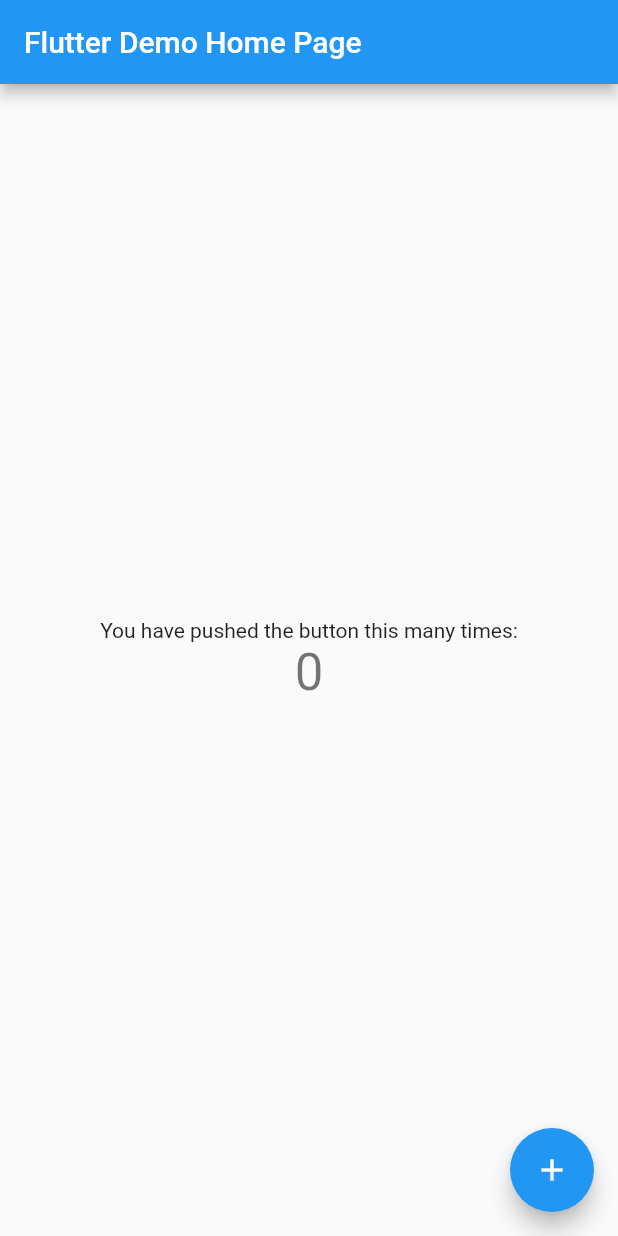
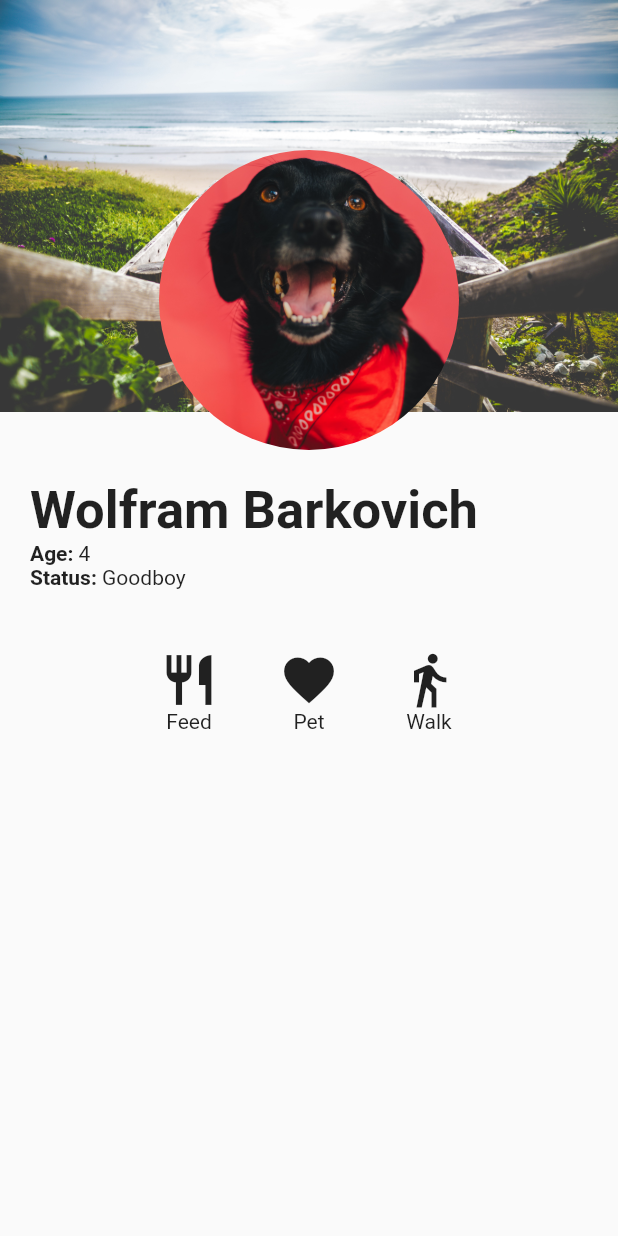
Before and after one commit to thanhtruong-agilityio/kiet-pham-flutter-training, a Flutter app: the screen it shows after launch, on a phone screen of 412 x 824 dp. Run offline on Flutter 3.47's test engine with Material 2 defaults, Android fonts, the phone set to English and light mode, and no system bars; our stand-ins replace google_fonts.

Commit message:
Placing widgets one after another

```diff
--- a/flutter_traning/chapter_04/lib/main.dart
+++ b/flutter_traning/chapter_04/lib/main.dart
@@ -1,3 +1,4 @@
+import 'package:chapter_04/profile_screen.dart';
 import 'package:flutter/material.dart';
 
 void main() {
@@ -11,6 +12,7 @@
   @override
   Widget build(BuildContext context) {
     return MaterialApp(
+      debugShowCheckedModeBanner: false,
       title: 'Flutter Demo',
       theme: ThemeData(
         // This is the theme of your application.
@@ -24,92 +26,7 @@
         // is not restarted.
         primarySwatch: Colors.blue,
       ),
-      home: const MyHomePage(title: 'Flutter Demo Home Page'),
+      home: const ProfileScreen(),
     );
   }
 }
-
-class MyHomePage extends StatefulWidget {
-  const MyHomePage({super.key, required this.title});
-
-  // This widget is the home page of your application. It is stateful, meaning
-  // that it has a State object (defined below) that contains fields that affect
-  // how it looks.
-
-  // This class is the configuration for the state. It holds the values (in this
-  // case the title) provided by the parent (in this case the App widget) and
-  // used by the build method of the State. Fields in a Widget subclass are
-  // always marked "final".
-
-  final String title;
-
-  @override
-  State<MyHomePage> createState() => _MyHomePageState();
-}
-
-class _MyHomePageState extends State<MyHomePage> {
-  int _counter = 0;
-
-  void _incrementCounter() {
-    setState(() {
-      // This call to setState tells the Flutter framework that something has
-      // changed in this State, which causes it to rerun the build method below
-      // so that the display can reflect the updated values. If we changed
-      // _counter without calling setState(), then the build method would not be
-      // called again, and so nothing would appear to happen.
-      _counter++;
-    });
-  }
-
-  @override
-  Widget build(BuildContext context) {
-    // This method is rerun every time setState is called, for instance as done
-    // by the _incrementCounter method above.
-    //
-    // The Flutter framework has been optimized to make rerunning build methods
-    // fast, so that you can just rebuild anything that needs updating rather
-    // than having to individually change instances of widgets.
-    return Scaffold(
-      appBar: AppBar(
-        // Here we take the value from the MyHomePage object that was created by
-        // the App.build method, and use it to set our appbar title.
-        title: Text(widget.title),
-      ),
-      body: Center(
-        // Center is a layout widget. It takes a single child and positions it
-        // in the middle of the parent.
-        child: Column(
-          // Column is also a layout widget. It takes a list of children and
-          // arranges them vertically. By default, it sizes itself to fit its
-          // children horizontally, and tries to be as tall as its parent.
-          //
-          // Invoke "debug painting" (press "p" in the console, choose the
-          // "Toggle Debug Paint" action from the Flutter Inspector in Android
-          // Studio, or the "Toggle Debug Paint" command in Visual Studio Code)
-          // to see the wireframe for each widget.
-          //
-          // Column has various properties to control how it sizes itself and
-          // how it positions its children. Here we use mainAxisAlignment to
-          // center the children vertically; the main axis here is the vertical
-          // axis because Columns are vertical (the cross axis would be
-          // horizontal).
-          mainAxisAlignment: MainAxisAlignment.center,
-          children: <Widget>[
-            const Text(
-              'You have pushed the button this many times:',
-            ),
-            Text(
-              '$_counter',
-              style: Theme.of(context).textTheme.headline4,
-            ),
-          ],
-        ),
-      ),
-      floatingActionButton: FloatingActionButton(
-        onPressed: _incrementCounter,
-        tooltip: 'Increment',
-        child: const Icon(Icons.add),
-      ), // This trailing comma makes auto-formatting nicer for build methods.
-    );
-  }
-}
--- /dev/null
+++ b/flutter_traning/chapter_04/lib/profile_screen.dart
@@ -0,0 +1,96 @@
+import 'package:flutter/src/widgets/container.dart';
+import 'package:flutter/src/widgets/framework.dart';
+import 'package:flutter/material.dart';
+
+class ProfileScreen extends StatelessWidget {
+  const ProfileScreen({super.key});
+
+  @override
+  Widget build(BuildContext context) {
+    return Scaffold(
+      body: Stack(
+        children: <Widget>[
+          Image.asset('assets/beach.jpeg'),
+          Transform.translate(
+            offset: Offset(0, 100),
+            child: Column(
+              children: <Widget>[
+                _buildProfileImage(context),
+                _buildProfileDetails(context),
+                _buildActions(context)
+              ],
+            ),
+          )
+        ],
+      ),
+    );
+  }
+
+  Widget _buildProfileImage(BuildContext context) {
+    return Container(
+      width: 200,
+      height: 200,
+      child: ClipOval(
+        child: Image.asset(
+          'assets/dog.jpeg',
+          fit: BoxFit.fitWidth,
+        ),
+      ),
+    );
+  }
+
+  Widget _buildProfileDetails(BuildContext context) {
+    return Padding(
+      padding: const EdgeInsets.all(20.0),
+      child: Column(
+        crossAxisAlignment: CrossAxisAlignment.start,
+        children: <Widget>[
+          Text(
+            'Wolfram Barkovich',
+            style: TextStyle(
+              fontSize: 35,
+              fontWeight: FontWeight.w600,
+            ),
+          ),
+          _buildDetailsRow('Age: ', '4'),
+          _buildDetailsRow('Status: ', 'Goodboy'),
+        ],
+      ),
+    );
+  }
+
+  Widget _buildDetailsRow(String heading, String value) {
+    return Row(
+      children: <Widget>[
+        Text(
+          '$heading',
+          style: TextStyle(fontWeight: FontWeight.bold),
+        ),
+        Text(value),
+      ],
+    );
+  }
+
+  Widget _buildActions(BuildContext context) {
+    return Row(
+      mainAxisAlignment: MainAxisAlignment.center,
+      children: <Widget>[
+        _buildIcon(Icons.restaurant, 'Feed'),
+        _buildIcon(Icons.favorite, 'Pet'),
+        _buildIcon(Icons.directions_walk, 'Walk'),
+      ],
+    );
+  }
+
+  Widget _buildIcon(IconData icon, String text) {
+    return Padding(
+      padding: const EdgeInsets.all(20.0),
+      child: Column(
+        children: <Widget>[
+          Icon(icon, size: 40),
+          Text(text),
+        ],
+      ),
+    );
+  }
+}
--- a/flutter_traning/chapter_04/pubspec.yaml
+++ b/flutter_traning/chapter_04/pubspec.yaml
@@ -60,8 +60,8 @@
   uses-material-design: true
 
   # To add assets to your application, add an assets section, like this:
-  # assets:
-  #   - images/a_dot_burr.jpeg
+  assets:
+    - assets/
   #   - images/a_dot_ham.jpeg
 
   # An image asset can refer to one or more resolution-specific "variants", see
```
Also changed, not shown: flutter_traning/chapter_04/assets/beach.jpeg (added), flutter_traning/chapter_04/assets/dog.jpeg (added).
